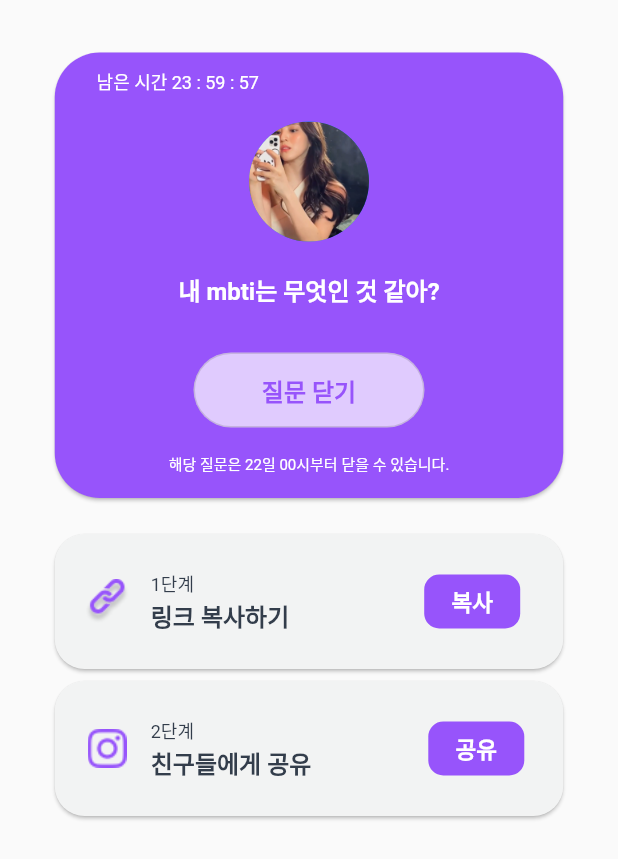
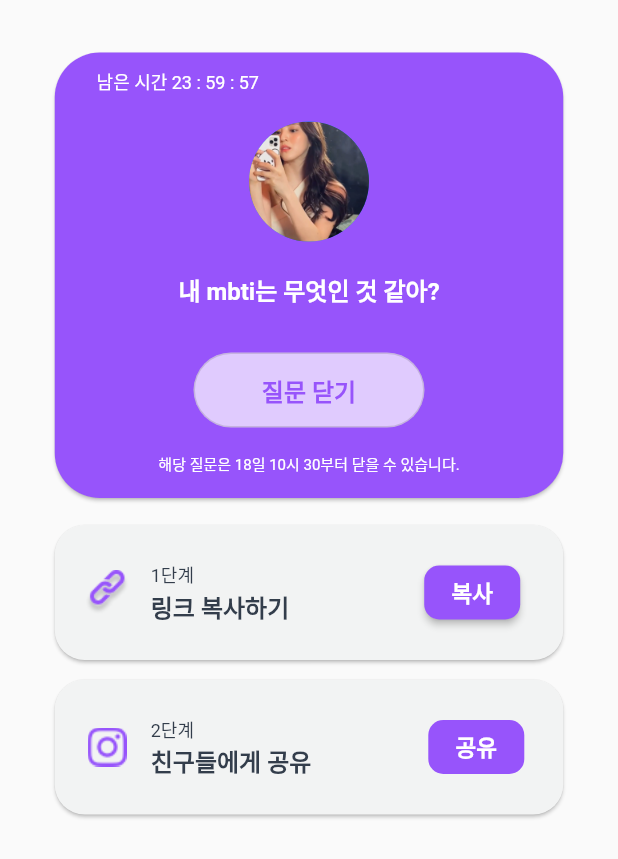
Before and after one commit to team-cooing/cooing-front, a Flutter app: the QuestionPage screen opened directly, after a tap on "질문 받기", after a tap on "답변 받기", on a phone screen of 412 x 824 dp. Shown: the top 859 px of the screen. Run offline on Flutter 3.47's test engine with Material 2 defaults, Android fonts, the phone set to English and light mode, and no system bars; our stand-ins replace firebase_core, firebase_dynamic_links, get, uni_links; accounts and stored records are empty.

Commit message:
1st Sprint

```diff
--- a/lib/pages/answer_page.dart
+++ b/lib/pages/answer_page.dart
@@ -140,12 +140,12 @@ class _AnswerPageState extends State<AnswerPage> {
           ),
           const Padding(padding: EdgeInsets.all(4)),
           SizedBox(
-              height: 12,
+              height: 13,
               child: Row(children: [
                 const Padding(padding: EdgeInsets.only(right: 242)),
                 Text(
                   "${textValue.length} / $maxLength",
-                  style: const TextStyle(color: Colors.white54, fontSize: 12),
+                  style: const TextStyle(color: Colors.white54, fontSize: 13),
                 )
               ])),
         ]));
--- a/lib/pages/question_page.dart
+++ b/lib/pages/question_page.dart
@@ -1,6 +1,8 @@
 import 'package:flutter/material.dart';
 import "dart:math";
 import "dart:async";
+import 'package:cooing_front/widgets/link.dart';
+import 'package:flutter/services.dart';
 
 class QuestionPage extends StatefulWidget {
   const QuestionPage({super.key});
@@ -49,6 +51,10 @@ class _QuestionPageState extends State<QuestionPage>
   //shareCard
   bool _openshareCard = false;
 
+  //link
+  final DynamicLink _link = DynamicLink();
+  final String _userId = 'id';
+  String _userUri = '';
   @override
   void dispose() {
     _secTimer?.cancel();
@@ -119,10 +125,14 @@ class _QuestionPageState extends State<QuestionPage>
 
           break;
         case '답변 받기':
+          DateTime nowDate = DateTime.now();
+          print('$nowDate');
+          DateTime newDate = nowDate.add(const Duration(hours: 24));
           timetextColor = _colors[2];
           askButtonText = closeAsk;
           buttonColor = _colors[1];
-          askClosedMent = '해당 질문은 22일 00시부터 닫을 수 있습니다.';
+          askClosedMent =
+              '해당 질문은 ${newDate.day}일 ${newDate.hour}시 ${newDate.minute}부터 닫을 수 있습니다.';
           askClosedMentSize = 10.0;
           _openshareCard = true;
 
@@ -158,7 +168,7 @@ class _QuestionPageState extends State<QuestionPage>
                     child: Column(children: <Widget>[
           const Padding(padding: EdgeInsets.all(8.0)),
           pupleBox(),
-          const Padding(padding: EdgeInsets.all(8.0)),
+          const Padding(padding: EdgeInsets.all(5.0)),
           shareCard(),
         ])))));
   }
@@ -203,7 +213,16 @@ class _QuestionPageState extends State<QuestionPage>
               ),
               const Padding(padding: EdgeInsets.all(45.0)),
               ElevatedButton(
-                  onPressed: null,
+                  onPressed: () async {
+                    _userUri = await _link.getShortLink('AnswerPage', 'id');
+                    Clipboard.setData(ClipboardData(text: _userUri))
+                        .then((value) {
+                      return ScaffoldMessenger.of(context)
+                          .showSnackBar(const SnackBar(
+                        content: Text("링크가 복사되었습니다."),
+                      ));
+                    });
+                  },
                   style: OutlinedButton.styleFrom(
                     foregroundColor: Colors.white,
                     backgroundColor: _colors[2],
@@ -220,6 +239,7 @@ class _QuestionPageState extends State<QuestionPage>
             ]),
           ),
         ),
+        const Padding(padding: EdgeInsets.all(2.5)),
         SizedBox(
           width: 347.0,
           height: 98.0,
--- a/lib/widgets/link.dart
+++ b/lib/widgets/link.dart
@@ -45,7 +45,7 @@ class DynamicLink {
       String id = dynamicLinkData.link.queryParameters['id']!;
 
       switch (link) {
-        case 'link':
+        case 'AnswerPage':
           Get.offAll(
             () => const AnswerPage(),
           );
@@ -61,7 +61,7 @@ class DynamicLink {
       link: Uri.parse('$dynamicLinkPrefix / $screenName?id=$id'),
       uriPrefix: dynamicLinkPrefix,
       androidParameters: const AndroidParameters(
-        packageName: 'com.cooing.android',
+        packageName: 'com.example.cooing_front',
         minimumVersion: 0,
       ),
       iosParameters: const IOSParameters(
--- a/pubspec.yaml
+++ b/pubspec.yaml
@@ -35,11 +35,13 @@ dependencies:
   # The following adds the Cupertino Icons font to your application.
   # Use with the CupertinoIcons class for iOS style icons.
   cupertino_icons: ^1.0.2
-  firebase_dynamic_links: ^5.0.16
+  firebase_dynamic_links: ^5.0.17
   share_plus: ^6.3.1
   logger: ^1.3.0
-  get: ^4.6.5
+  get: ^4.0.0
   uni_links: ^0.5.1
+  cloud_firestore: ^4.4.5
+  firebase_core: ^2.8.0
 
 dev_dependencies:
   flutter_test:
```
Also changed, not shown: lib/main.dart (+8 -16 lines), lib/pages/main_page.dart (+6 -29 lines), lib/firebase_options.dart (added), pubspec.lock, 8 other files.
